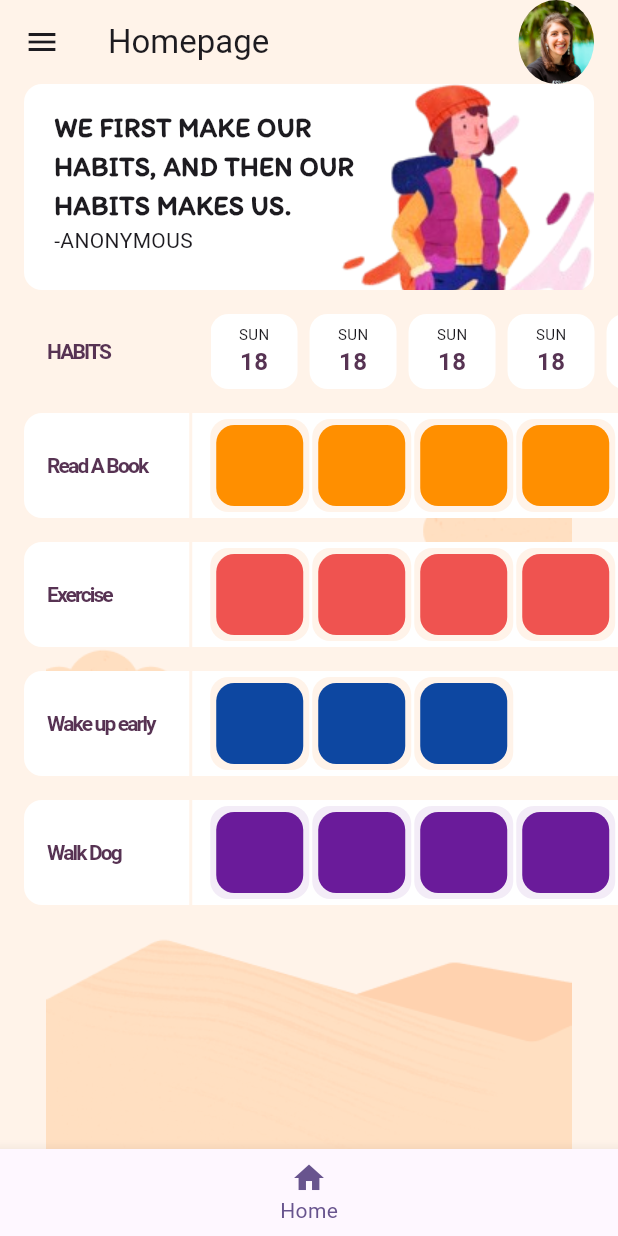
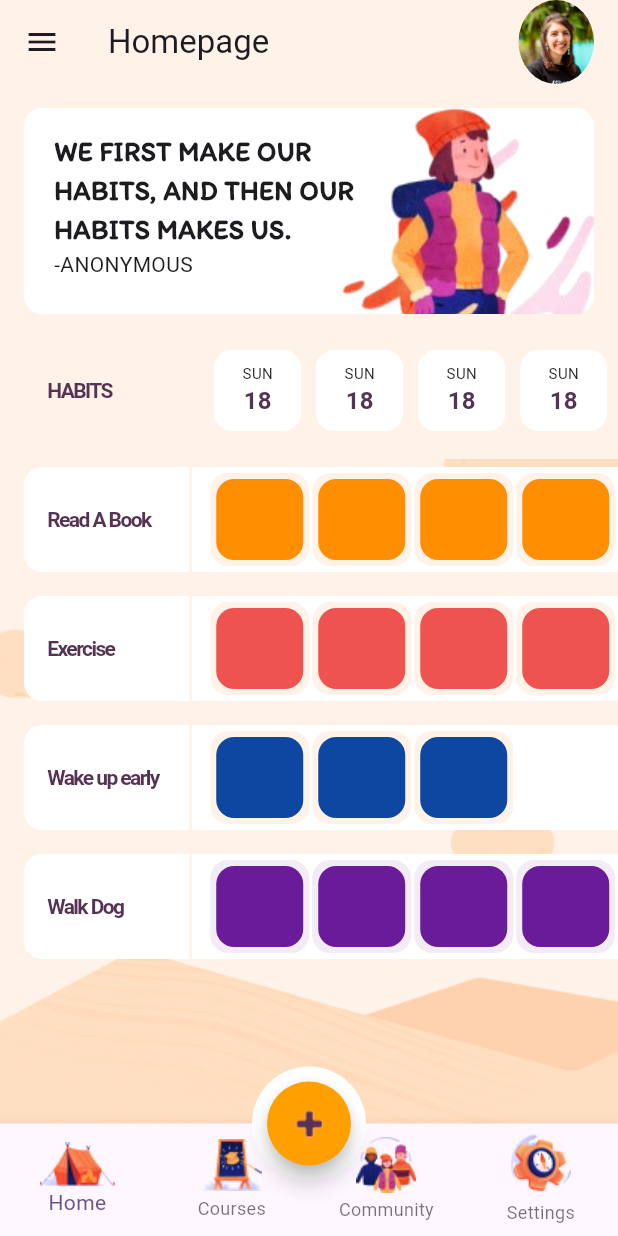
Before and after one commit to boypaida12/habits_ui, a Flutter app: the TrackingHabits screen opened by its route, on a phone screen of 412 x 824 dp. Run offline on Flutter 3.47's test engine with Material 3 defaults, Android fonts, the light colour scheme and no system bars; missing offline and left inert: introduction_slider.

Commit message:
updated homepage ui bottom navigation bar

```diff
--- a/lib/home_screens/tracking_habits.dart
+++ b/lib/home_screens/tracking_habits.dart
@@ -30,8 +30,13 @@ class _TrackingHabitsState extends State<TrackingHabits> {
           // SizedBox(width: 16,)
         ],
       ),
-      bottomNavigationBar: BottomNavigationBar(items: [
-        BottomNavigationBarItem(icon: Icon(Icons.home), label: 'Home'),
+      bottomNavigationBar: BottomNavigationBar(
+        type: BottomNavigationBarType.fixed,
+        items: [
+        BottomNavigationBarItem(icon: Image.asset('assets/images/home_icon.png'), label: 'Home'),
+        BottomNavigationBarItem(icon: Image.asset('assets/images/courses_icon.png'), label: 'Courses'),
+        BottomNavigationBarItem(icon: Image.asset('assets/images/community_icon.png'), label: 'Community'),
+        BottomNavigationBarItem(icon: Image.asset('assets/images/setting_icon.png'), label: 'Settings'),
       ]),
       drawer: Drawer(),
       body: Stack(
@@ -45,7 +50,7 @@ class _TrackingHabitsState extends State<TrackingHabits> {
               alignment: Alignment.bottomCenter,
               decoration: BoxDecoration(
                 image: DecorationImage(image: AssetImage('assets/images/home_bg.png')
-                , fit: BoxFit.contain),
+                , fit: BoxFit.cover),
               ),
             )
           ),
@@ -53,7 +58,7 @@ class _TrackingHabitsState extends State<TrackingHabits> {
             children: [
               Container(
                 height: MediaQuery.of(context).size.height / 6,
-                margin: EdgeInsets.symmetric(horizontal: 16),
+                margin: EdgeInsets.all(16),
                 decoration: BoxDecoration(
                   color: Colors.white,
                   borderRadius: BorderRadius.circular(12),
@@ -100,14 +105,12 @@ class _TrackingHabitsState extends State<TrackingHabits> {
                   ],
                 ),
               ),
-              Container(
-                margin: EdgeInsets.only(top: 16),
-                child: SizedBox(
-                  height: 50,
+              SizedBox(
+                  height: 70,
                   child: Row(
                     children: [
                       Expanded(
-                        flex: 3,
+                        flex: 4,
                         child: Padding(
                           padding: const EdgeInsets.only(left: 32),
                           child: Text(
@@ -115,25 +118,28 @@ class _TrackingHabitsState extends State<TrackingHabits> {
                             style: TextStyle(
                               fontWeight: FontWeight.bold,
                               color: Color.fromARGB(255, 87, 51, 83),
-                              letterSpacing: -1.25,
+                              letterSpacing: -1.05,
                             ),
                             // textAlign: TextAlign.center,
                           ),
                         ),
                       ),
                       Expanded(
-                        flex: 8,
+                        flex: 9,
                         child: Container(
-                          padding: EdgeInsets.only(left: 28),
+                          margin: EdgeInsets.symmetric(vertical: 4),
+                          padding: EdgeInsets.only(left: 12),
                           child: ListView.separated(
                             separatorBuilder: (context, index) {
                               return SizedBox(
-                                width: 8,
+                                width: 2,
                               );
                             },
                             itemCount: 10,
                             itemBuilder: (context, index) {
                               return Container(
+                                margin: EdgeInsets.symmetric(
+                                      vertical: 4, horizontal: 4),
                                 width: 58,
                                 decoration: BoxDecoration(
                                   color: Colors.white,
@@ -168,7 +174,6 @@ class _TrackingHabitsState extends State<TrackingHabits> {
                     ],
                   ),
                 ),
-              ),
               // Read a book Section
               Container(
                 margin: EdgeInsets.only(top: 16),
@@ -195,7 +200,7 @@ class _TrackingHabitsState extends State<TrackingHabits> {
                               style: TextStyle(
                                 fontWeight: FontWeight.bold,
                                 color: Color.fromARGB(255, 87, 51, 83),
-                                letterSpacing: -1.25,
+                                letterSpacing: -1.05,
                               ),
                             ),
                           ),
@@ -266,7 +271,7 @@ class _TrackingHabitsState extends State<TrackingHabits> {
                               style: TextStyle(
                                 fontWeight: FontWeight.bold,
                                 color: Color.fromARGB(255, 87, 51, 83),
-                                letterSpacing: -1.25,
+                                letterSpacing: -1.05,
                               ),
                             ),
                           ),
@@ -337,7 +342,7 @@ class _TrackingHabitsState extends State<TrackingHabits> {
                               style: TextStyle(
                                 fontWeight: FontWeight.bold,
                                 color: Color.fromARGB(255, 87, 51, 83),
-                                letterSpacing: -1.25,
+                                letterSpacing: -1.05,
                               ),
                             ),
                           ),
@@ -407,7 +412,7 @@ class _TrackingHabitsState extends State<TrackingHabits> {
                               style: TextStyle(
                                 fontWeight: FontWeight.bold,
                                 color: Color.fromARGB(255, 87, 51, 83),
-                                letterSpacing: -1.25,
+                                letterSpacing: -1.05,
                               ),
                             ),
                           ),
@@ -459,6 +464,20 @@ class _TrackingHabitsState extends State<TrackingHabits> {
 
         ],
       ),
+      floatingActionButton: Container(
+        padding: EdgeInsets.all(10),
+        decoration: BoxDecoration(
+          color: Colors.white,
+          borderRadius: BorderRadius.circular(50)
+        ),
+        child: FloatingActionButton(
+          backgroundColor: Colors.amber[700],
+          shape: CircleBorder(),
+          onPressed: (){},
+          child: Image.asset('assets/images/plus_floating.png'),
+        ),
+      ),
+      floatingActionButtonLocation: FloatingActionButtonLocation.centerDocked,
     );
   }
 }
```
Also changed, not shown: assets/images/community_icon.png (added), assets/images/courses_icon.png (added), assets/images/home_icon.png (added), assets/images/plus_floating.png (added), assets/images/setting_icon.png (added).
